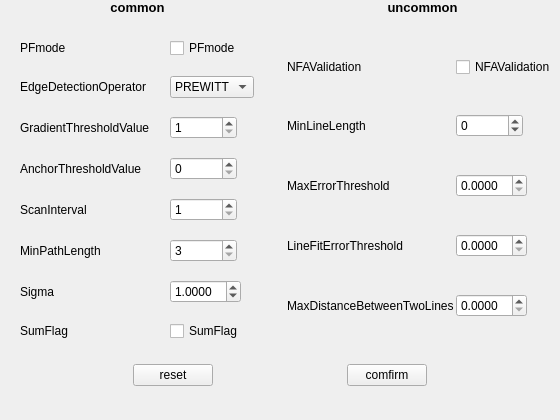
Before: the Qt Designer form src/ui/edge_drawing_dialog.ui in crazyBeliever-He/LOWPOLY, drawn with Qt 5.
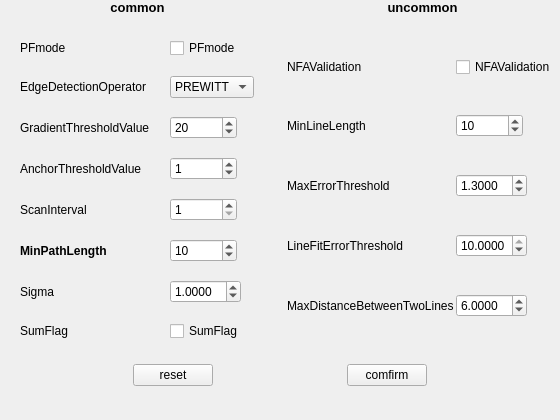
After: the same form once the commit is applied.

```diff
--- a/src/ui/edge_drawing_dialog.ui
+++ b/src/ui/edge_drawing_dialog.ui
@@ -99,6 +99,9 @@
         <property name="singleStep">
          <double>0.100000000000000</double>
         </property>
+        <property name="value">
+         <double>10.000000000000000</double>
+        </property>
        </widget>
       </item>
       <item row="1" column="1">
@@ -141,6 +144,9 @@
         <property name="maximum">
          <number>2147483647</number>
         </property>
+        <property name="value">
+         <number>10</number>
+        </property>
        </widget>
       </item>
       <item row="4" column="0">
@@ -173,6 +179,9 @@
         <property name="singleStep">
          <double>0.100000000000000</double>
         </property>
+        <property name="value">
+         <double>6.000000000000000</double>
+        </property>
        </widget>
       </item>
       <item row="5" column="0">
@@ -205,6 +214,9 @@
         <property name="singleStep">
          <double>0.100000000000000</double>
         </property>
+        <property name="value">
+         <double>1.300000000000000</double>
+        </property>
        </widget>
       </item>
      </layout>
@@ -376,6 +388,9 @@
         <property name="maximum">
          <number>2147483647</number>
         </property>
+        <property name="value">
+         <number>1</number>
+        </property>
        </widget>
       </item>
       <item row="6" column="1">
@@ -414,6 +429,9 @@
         <property name="maximum">
          <number>2147483647</number>
         </property>
+        <property name="value">
+         <number>10</number>
+        </property>
        </widget>
       </item>
       <item row="7" column="0">
@@ -545,6 +563,11 @@
           <verstretch>0</verstretch>
          </sizepolicy>
         </property>
+        <property name="font">
+         <font>
+          <bold>true</bold>
+         </font>
+        </property>
         <property name="text">
          <string>MinPathLength</string>
         </property>
@@ -564,6 +587,9 @@
         <property name="maximum">
          <number>2147483647</number>
         </property>
+        <property name="value">
+         <number>20</number>
+        </property>
        </widget>
       </item>
       <item row="4" column="1">
```
Left out of the diff: 3 changed lines with no effect on the pictures.
